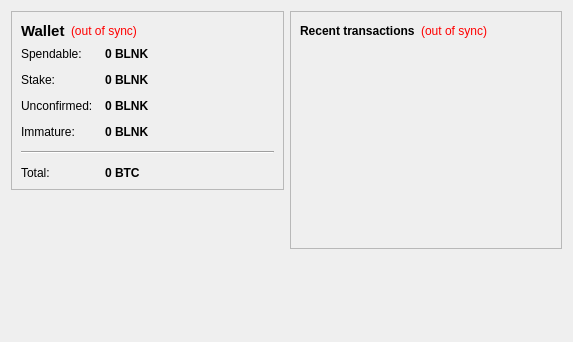
This is src/qt/forms/overviewpage.ui in CashCow-Project/cashcow-cpow as Qt 5 draws it before an edit. The edited form follows.
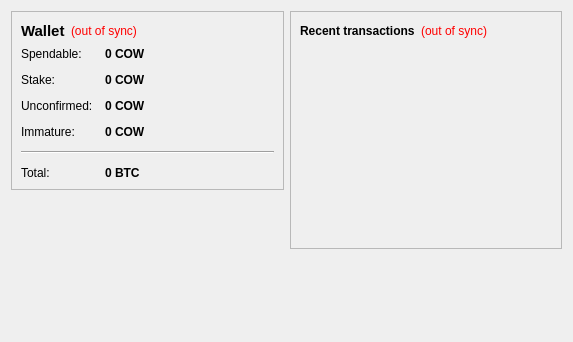
This is the edited form.

What changed in the file:
```diff
--- a/src/qt/forms/overviewpage.ui
+++ b/src/qt/forms/overviewpage.ui
@@ -105,7 +105,7 @@
              <string>Your current spendable balance</string>
             </property>
             <property name="text">
-             <string notr="true">0 BLNK</string>
+             <string notr="true">0 COW</string>
             </property>
             <property name="textInteractionFlags">
              <set>Qt::LinksAccessibleByMouse|Qt::TextSelectableByKeyboard|Qt::TextSelectableByMouse</set>
@@ -134,7 +134,7 @@
              <string>Total of coins that was staked, and do not yet count toward the current balance</string>
             </property>
             <property name="text">
-             <string notr="true">0 BLNK</string>
+             <string notr="true">0 COW</string>
             </property>
             <property name="textInteractionFlags">
              <set>Qt::LinksAccessibleByMouse|Qt::TextSelectableByKeyboard|Qt::TextSelectableByMouse</set>
@@ -163,7 +163,7 @@
              <string>Total of transactions that have yet to be confirmed, and do not yet count toward the current balance</string>
             </property>
             <property name="text">
-             <string notr="true">0 BLNK</string>
+             <string notr="true">0 COW</string>
             </property>
             <property name="textInteractionFlags">
              <set>Qt::LinksAccessibleByMouse|Qt::TextSelectableByKeyboard|Qt::TextSelectableByMouse</set>
@@ -189,7 +189,7 @@
              <string>Mined balance that has not yet matured</string>
             </property>
             <property name="text">
-             <string notr="true">0 BLNK</string>
+             <string notr="true">0 COW</string>
             </property>
             <property name="textInteractionFlags">
              <set>Qt::LinksAccessibleByMouse|Qt::TextSelectableByKeyboard|Qt::TextSelectableByMouse</set>
```
Left out of the diff: 4 changed lines with no effect on the pictures.
